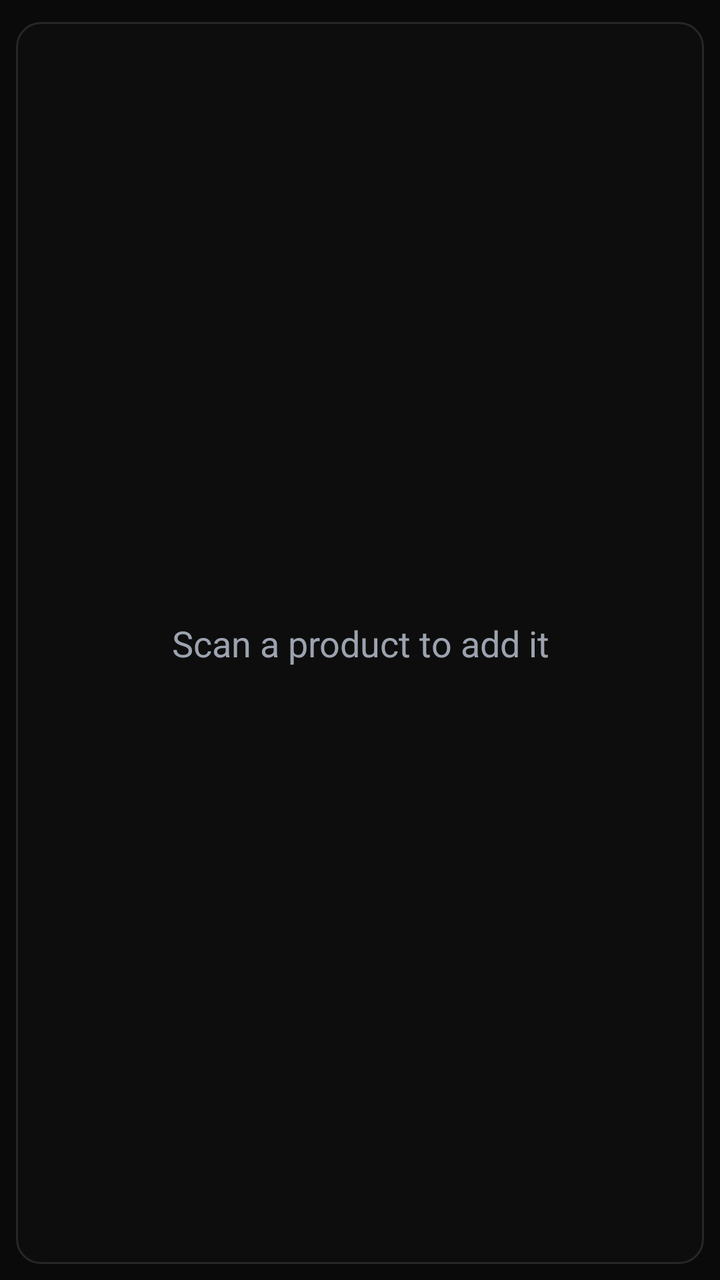
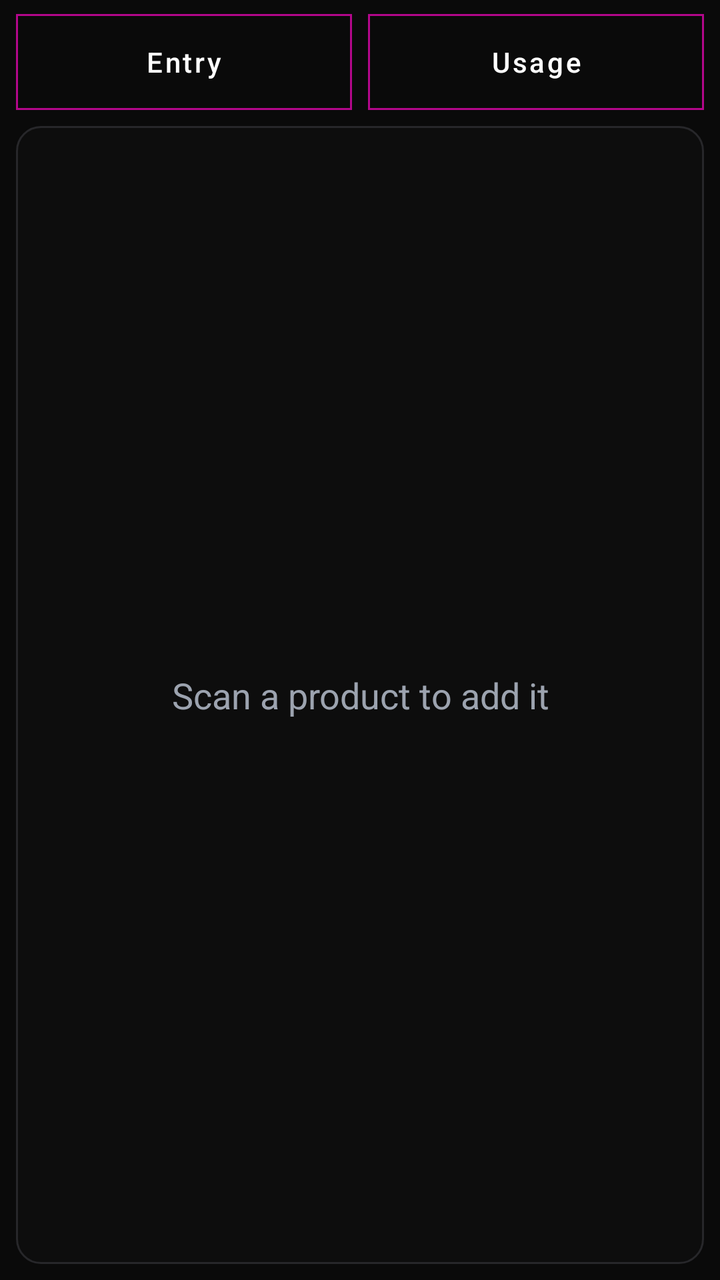

An Android layout rendered at two revisions. The XML below is the earlier revision; the diff shows what the commit changed to produce the second picture.
<!-- AndroidManifest.xml: application theme Theme.Inventory -->
<!-- res/layout/activity_session.xml -->
<?xml version="1.0" encoding="utf-8"?>
<LinearLayout xmlns:android="http://schemas.android.com/apk/res/android"
    android:layout_width="match_parent"
    android:layout_height="match_parent"
    android:orientation="vertical">

    <com.google.android.material.progressindicator.LinearProgressIndicator
        android:id="@+id/progress"
        style="@style/Widget.Inventory.Progress"
        android:layout_width="match_parent"
        android:layout_height="wrap_content"
        android:visibility="invisible" />

    <FrameLayout
        android:layout_width="match_parent"
        android:layout_height="0dp"
        android:layout_margin="8dp"
        android:layout_weight="1"
        android:background="@drawable/bg_table"
        android:padding="1dp">

        <androidx.recyclerview.widget.RecyclerView
            android:id="@+id/list"
            android:layout_width="match_parent"
            android:layout_height="match_parent"
            android:focusable="false"
            android:focusableInTouchMode="false" />

        <TextView
            android:id="@+id/empty"
            android:layout_width="match_parent"
            android:layout_height="match_parent"
            android:gravity="center"
            android:padding="24dp"
            android:text="@string/session_empty"
            android:textColor="@color/fd_text_muted"
            android:textSize="18sp" />
    </FrameLayout>
</LinearLayout>
<!-- resources referenced by this layout -->
<resources>
  <color name="fd_text_muted">#FF9CA3AF</color>
  <string name="session_empty">Scan a product to add it</string>
  <style name="Theme.Inventory" parent="Base.Theme.Inventory" />
  <color name="fd_panel">#FF0D0D0D</color>
  <color name="fd_border">#FF27272A</color>
  <color name="fd_accent">#FFB3078B</color>
  <color name="fd_panel_header">#FF141414</color>
  <color name="fd_accent_fill">#FFA71986</color>
  <color name="black">#FF000000</color>
  <color name="white">#FFFFFFFF</color>
  <color name="fd_accent_pressed">#FF920671</color>
  <color name="fd_background">#FF0A0A0A</color>
  <color name="fd_text">#FFFFFFFF</color>
  <color name="fd_text_faint">#FF71717A</color>
  <!-- drawable divider (drawable) -->
  <?xml version="1.0" encoding="utf-8"?>
  <shape xmlns:android="http://schemas.android.com/apk/res/android" android:shape="rectangle">
      <solid android:color="@color/fd_divider" />
      <size android:height="1dp" />
  </shape>
  <style name="Widget.Inventory.ActionBar" parent="Widget.AppCompat.ActionBar.Solid">
          <item name="background">@drawable/bg_action_bar</item>
          <item name="elevation">0dp</item>
          <item name="titleTextStyle">@style/TextAppearance.Inventory.ActionBarTitle</item>
      </style>
  <style name="TextAppearance.Inventory.ActionMenu" parent="TextAppearance.AppCompat.Widget.ActionBar.Menu">
          <item name="android:textColor">@color/white</item>
          <item name="textAllCaps">false</item>
          <item name="android:textAllCaps">false</item>
      </style>
  <style name="Widget.Inventory.ActionButton" parent="Widget.AppCompat.ActionButton">
          <item name="textAllCaps">false</item>
          <item name="android:textAllCaps">false</item>
          <item name="background">?attr/selectableItemBackground</item>
      </style>
  <style name="Widget.Inventory.Snackbar" parent="Widget.MaterialComponents.Snackbar">
          <item name="backgroundTint">@color/fd_form</item>
          <item name="actionTextColorAlpha">1</item>
      </style>
  <style name="Widget.Inventory.SnackbarText" parent="Widget.MaterialComponents.Snackbar.TextView">
          <item name="android:textColor">@color/fd_text_body</item>
      </style>
  <style name="Widget.Inventory.SnackbarButton" parent="Widget.MaterialComponents.Button.TextButton.Snackbar">
          <item name="android:textColor">@color/fd_link</item>
          <item name="android:textAllCaps">false</item>
      </style>
  <color name="fd_divider">#6627272A</color>
  <style name="TextAppearance.Inventory.ActionBarTitle" parent="TextAppearance.AppCompat.Widget.ActionBar.Title">
          <item name="android:textColor">@color/white</item>
          <item name="android:textStyle">bold</item>
      </style>
  <color name="fd_link">#FFEC4899</color>
  <style name="Widget.Inventory.DialogButton" parent="Widget.MaterialComponents.Button.TextButton.Dialog">
          <item name="android:textColor">@color/fd_link</item>
          <item name="android:textAllCaps">false</item>
      </style>
  <color name="fd_form">#FF1C1C1C</color>
  <color name="fd_text_body">#FFD4D4D8</color>
  <!-- unchanged entries left out for length: 7 -->
</resources>

<!-- the commit's change to res/layout/activity_session.xml (unified diff, before → after) -->
@@ -10,6 +10,36 @@
         android:layout_width="match_parent"
         android:layout_height="wrap_content"
         android:visibility="invisible" />
+
+    <LinearLayout
+        android:layout_width="match_parent"
+        android:layout_height="wrap_content"
+        android:layout_marginLeft="8dp"
+        android:layout_marginTop="4dp"
+        android:layout_marginRight="8dp"
+        android:orientation="horizontal">
+
+        <Button
+            android:id="@+id/btn_type_in"
+            style="@style/Widget.Inventory.Button.Outlined"
+            android:layout_width="0dp"
+            android:layout_height="wrap_content"
+            android:layout_weight="1"
+            android:focusable="false"
+            android:focusableInTouchMode="false"
+            android:text="@string/type_in" />
+
+        <Button
+            android:id="@+id/btn_type_out"
+            style="@style/Widget.Inventory.Button.Outlined"
+            android:layout_width="0dp"
+            android:layout_height="wrap_content"
+            android:layout_marginLeft="8dp"
+            android:layout_weight="1"
+            android:focusable="false"
+            android:focusableInTouchMode="false"
+            android:text="@string/type_out" />
+    </LinearLayout>
 
     <FrameLayout
         android:layout_width="match_parent"
<!-- resource entries referenced after the edit -->
@@ -2,6 +2,18 @@
 <resources>
   <color name="fd_text_muted">#FF9CA3AF</color>
   <string name="session_empty">Scan a product to add it</string>
+  <string name="type_in">Entry</string>
+  <string name="type_out">Usage</string>
+  <style name="Widget.Inventory.Button.Outlined" parent="Widget.MaterialComponents.Button.OutlinedButton">
+          <item name="cornerRadius">0dp</item>
+          <item name="strokeColor">@color/fd_accent</item>
+          <item name="strokeWidth">1dp</item>
+          <item name="rippleColor">#66B3078B</item>
+          <item name="android:textAllCaps">false</item>
+          <item name="android:textColor">@color/white</item>
+          <item name="android:insetTop">0dp</item>
+          <item name="android:insetBottom">0dp</item>
+      </style>
   <style name="Theme.Inventory" parent="Base.Theme.Inventory" />
   <color name="fd_panel">#FF0D0D0D</color>
   <color name="fd_border">#FF27272A</color>
